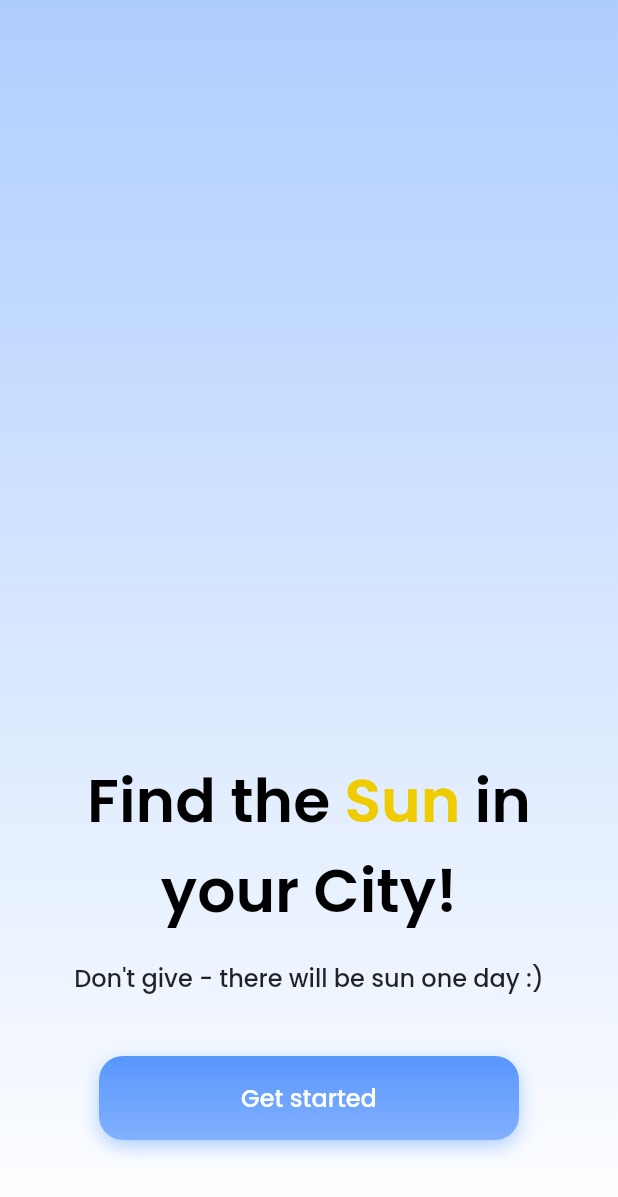
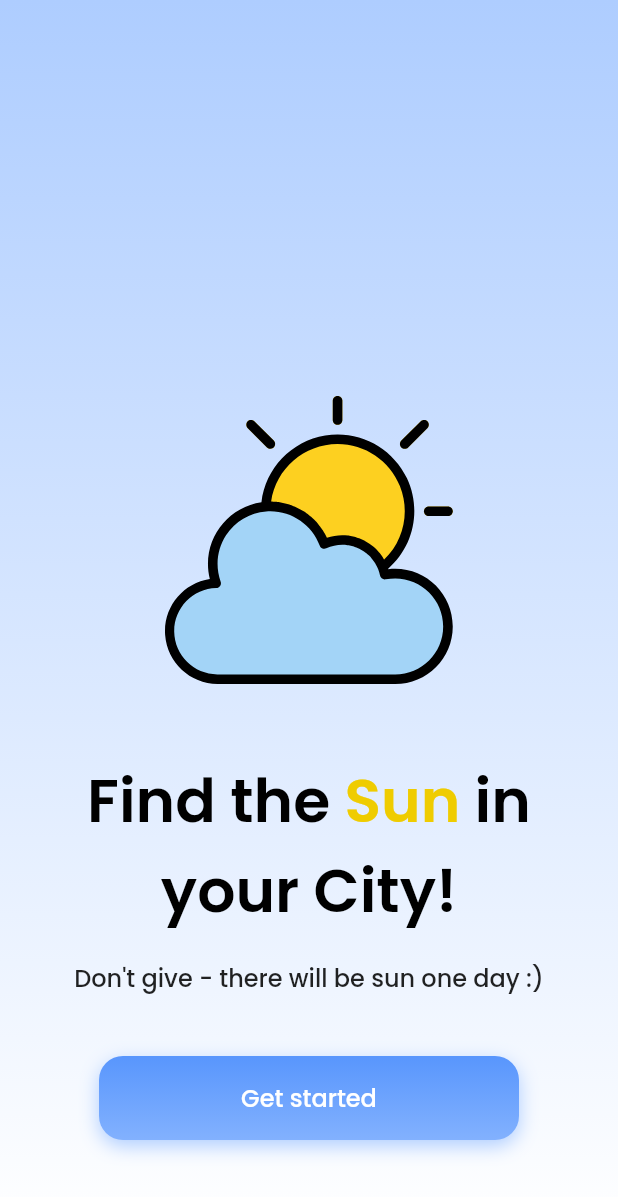
Before and after one commit to SergeyPinkevich/outside, a Flutter app: the screen it shows after launch, on a phone screen of 412 x 824 dp. Shown: the top 1197 px of the screen. Run offline on Flutter 3.47's test engine with Material 2 defaults, Android fonts, the phone set to English and light mode, and no system bars; our stand-ins replace flutter_svg.

Commit message:
add image for start screen

```diff
--- a/lib/presentation/start.dart
+++ b/lib/presentation/start.dart
@@ -1,4 +1,5 @@
 import 'package:flutter/material.dart';
+import 'package:flutter_svg/flutter_svg.dart';
 
 class StartPage extends StatelessWidget {
   Widget build(BuildContext context) {
@@ -20,6 +21,12 @@ class StartPage extends StatelessWidget {
         crossAxisAlignment: CrossAxisAlignment.center,
         mainAxisAlignment: MainAxisAlignment.end,
         children: [
+          Container(
+            height: 192,
+            width: 192,
+            child: SvgPicture.asset("assets/images/cloudy.svg"),
+            margin: EdgeInsets.fromLTRB(40, 0, 40, 48),
+          ),
           Material(
             color: Colors.transparent,
             child: Padding(
```
Also changed, not shown: assets/images/cloudy.svg (added).
